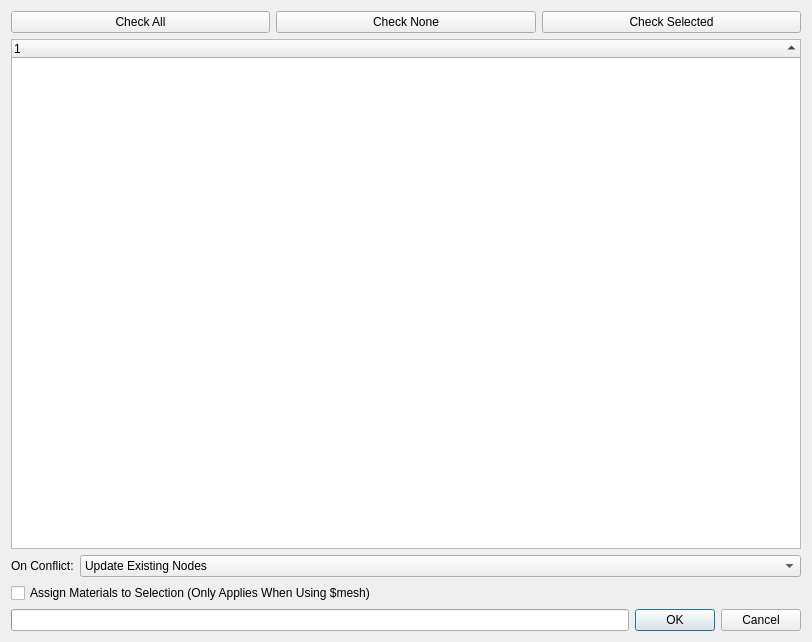
First picture: the form in textureimporter/ui/networks_dialog.ui, repository beatreichenbach/texture-importer, before the edit.
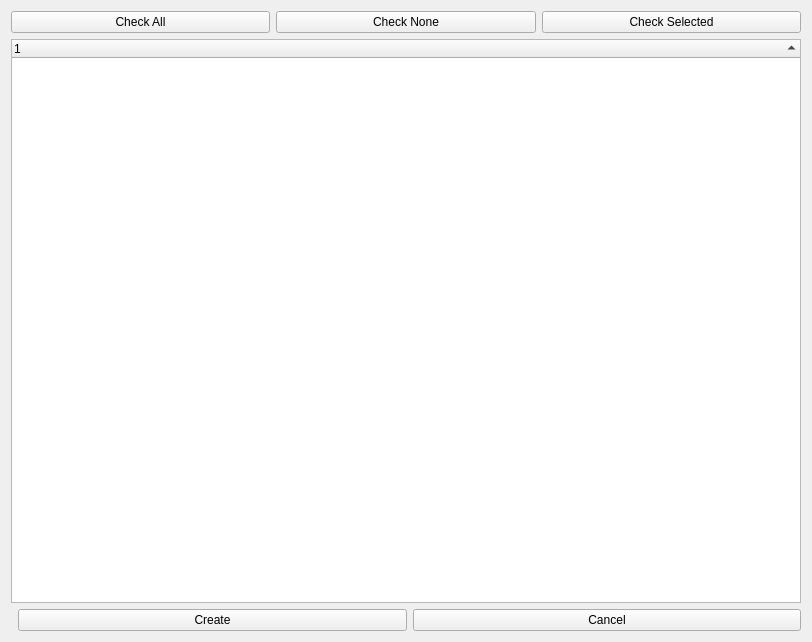
Second picture: the form after the edit.

Diff of the .ui file:
```diff
--- a/textureimporter/ui/networks_dialog.ui
+++ b/textureimporter/ui/networks_dialog.ui
@@ -64,58 +64,25 @@
     </widget>
    </item>
    <item>
-    <layout class="QHBoxLayout" name="conflict_lay" stretch="0,1">
+    <layout class="QHBoxLayout" name="footer_lay" stretch="0,0,0">
      <item>
-      <widget class="QLabel" name="conflict_lbl">
-       <property name="text">
-        <string>On Conflict:</string>
+      <spacer name="spacer">
+       <property name="orientation">
+        <enum>Qt::Horizontal</enum>
        </property>
-      </widget>
+      </spacer>
      </item>
      <item>
-      <widget class="QComboBox" name="conflict_cmb">
-       <item>
-        <property name="text">
-         <string>Update Existing Nodes</string>
-        </property>
-       </item>
-       <item>
-        <property name="text">
-         <string>Replace Exising Nodes</string>
-        </property>
-       </item>
-       <item>
-        <property name="text">
-         <string>Rename Nodes</string>
-        </property>
-       </item>
-      </widget>
-     </item>
-    </layout>
-   </item>
-   <item>
-    <widget class="QCheckBox" name="assign_chk">
-     <property name="text">
-      <string>Assign Materials to Selection (Only Applies When Using $mesh)</string>
-     </property>
-    </widget>
-   </item>
-   <item>
-    <layout class="QHBoxLayout" name="footer_lay" stretch="1,0">
-     <item>
-      <widget class="QProgressBar" name="main_prgbar">
-       <property name="value">
-        <number>0</number>
+      <widget class="QPushButton" name="create_btn">
+       <property name="text">
+        <string>Create</string>
        </property>
-       <property name="textVisible">
-        <bool>false</bool>
-       </property>
       </widget>
      </item>
      <item>
-      <widget class="QDialogButtonBox" name="main_btnbox">
-       <property name="standardButtons">
-        <set>QDialogButtonBox::Cancel|QDialogButtonBox::Ok</set>
+      <widget class="QPushButton" name="cancel_btn">
+       <property name="text">
+        <string>Cancel</string>
        </property>
       </widget>
      </item>
```
